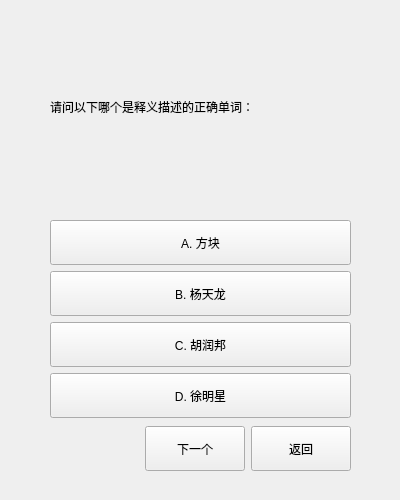
squarefk/EnglishHelper, file form/memoryui.ui: the form before one commit.
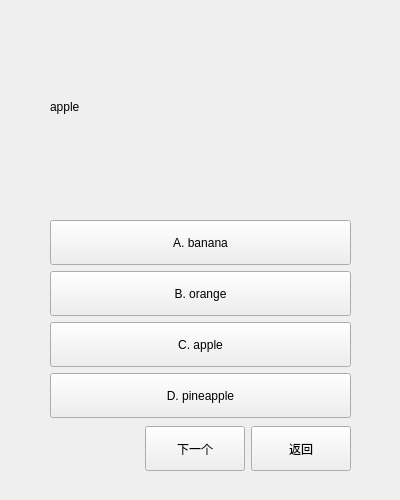
The form after the commit.

```diff
--- a/form/memoryui.ui
+++ b/form/memoryui.ui
@@ -38,7 +38,7 @@
        </size>
       </property>
       <property name="text">
-       <string>请问以下哪个是释义描述的正确单词：</string>
+       <string>apple</string>
       </property>
      </widget>
     </item>
@@ -59,7 +59,7 @@
          </size>
         </property>
         <property name="text">
-         <string>A. 方块</string>
+         <string>A. banana</string>
         </property>
        </widget>
       </item>
@@ -78,7 +78,7 @@
          </size>
         </property>
         <property name="text">
-         <string>B. 杨天龙</string>
+         <string>B. orange</string>
         </property>
        </widget>
       </item>
@@ -97,7 +97,7 @@
          </size>
         </property>
         <property name="text">
-         <string>C. 胡润邦</string>
+         <string>C. apple</string>
         </property>
        </widget>
       </item>
@@ -116,7 +116,7 @@
          </size>
         </property>
         <property name="text">
-         <string>D. 徐明星</string>
+         <string>D. pineapple</string>
         </property>
        </widget>
       </item>
@@ -213,7 +213,7 @@
    <property name="geometry">
     <rect>
      <x>360</x>
-     <y>360</y>
+     <y>365</y>
      <width>31</width>
      <height>31</height>
     </rect>
@@ -243,7 +243,7 @@
    <property name="geometry">
     <rect>
      <x>360</x>
-     <y>360</y>
+     <y>365</y>
      <width>31</width>
      <height>31</height>
     </rect>
```
